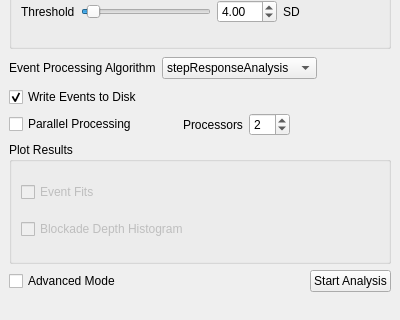
First picture: the form in qtgui/SettingsWindow.ui, repository usnistgov/mosaic, before the edit; both pictures show x 0 to 400 and y 359 to 679 of the 400 by 679 pixel window.
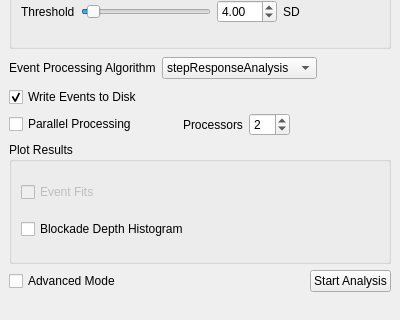
Second picture: the form after the edit.

The edit to the form file:
```diff
--- a/qtgui/SettingsWindow.ui
+++ b/qtgui/SettingsWindow.ui
@@ -707,7 +707,7 @@
        <item>
         <widget class="QCheckBox" name="plotBlockDepthHistCheckBox">
          <property name="enabled">
-          <bool>false</bool>
+          <bool>true</bool>
          </property>
          <property name="text">
           <string>Blockade Depth Histogram</string>
```
